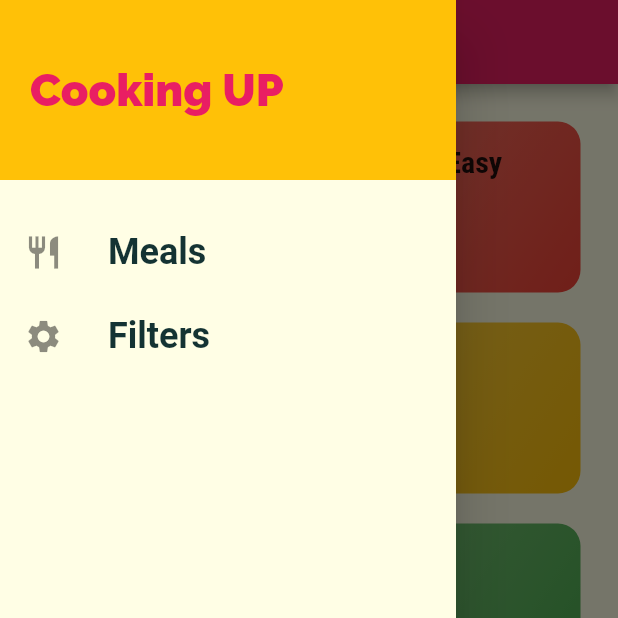
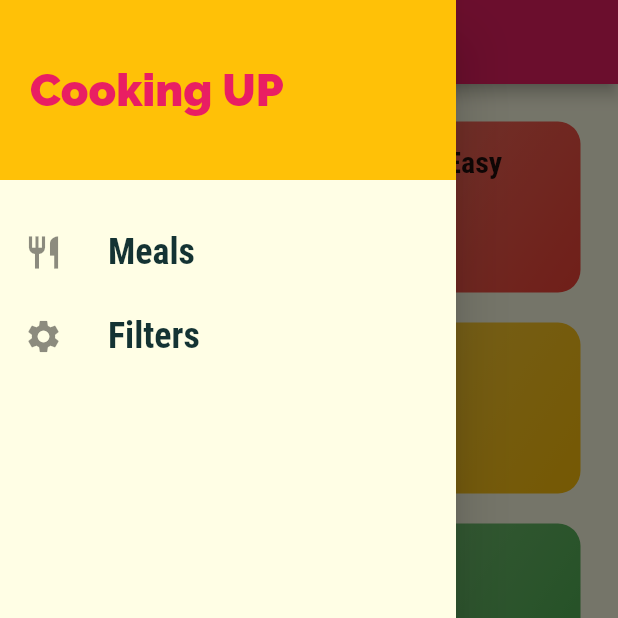
Before and after one commit to totolog-flutter/for-learning, a Flutter app: the screen it shows after launch, with the side drawer open, on a phone screen of 412 x 824 dp, the top half of it. Run offline on Flutter 3.47's test engine with Material 2 defaults, Android fonts, the phone set to English and light mode, and no system bars; Roboto replaces fonts that are missing (RobotoCondended).

Commit message:
add: 177

```diff
--- a/lib/main.dart
+++ b/lib/main.dart
@@ -1,4 +1,5 @@
 import 'package:flutter/material.dart';
+import 'screens/filter_screen.dart';
 import 'screens/tabs_screen.dart';
 import 'screens/meal_detail_screen.dart';
 import 'screens/category_meals_screen.dart';
@@ -44,6 +45,7 @@ class MyApp extends StatelessWidget {
         '/': (context) => TabsScreen(),
         CategoryMealsScreen.routeName: (context) => CategoryMealsScreen(),
         MealDetailScreen.routeName: (context) => MealDetailScreen(),
+        FilterScreen.routeName: (context) => FilterScreen()
       },
       onGenerateRoute: (settings) {
         print(settings.arguments);
--- a/lib/widgets/main_drawer.dart
+++ b/lib/widgets/main_drawer.dart
@@ -1,7 +1,9 @@
 import 'package:flutter/material.dart';
 
+import '../screens/filter_screen.dart';
+
 class MainDrawer extends StatelessWidget {
-  Widget buildListTile(String title, IconData icon) {
+  Widget buildListTile(String title, IconData icon, VoidCallback tapHandler) {
     return ListTile(
       leading: Icon(
         icon,
@@ -10,11 +12,11 @@ class MainDrawer extends StatelessWidget {
       title: Text(
         title,
         style: TextStyle(
-            fontFamily: 'RobotoCondended',
+            fontFamily: 'RobotoCondensed',
             fontSize: 24,
             fontWeight: FontWeight.bold),
       ),
-      onTap: () {},
+      onTap: tapHandler,
     );
   }
 
@@ -41,8 +43,14 @@ class MainDrawer extends StatelessWidget {
           SizedBox(
             height: 20,
           ),
-          buildListTile('Meals', Icons.restaurant),
-          buildListTile('Filters', Icons.settings),
+          buildListTile(
+            'Meals',
+            Icons.restaurant,
+            () => Navigator.of(context).pushReplacementNamed('/'),
+          ),
+          buildListTile('Filters', Icons.settings, () {
+            Navigator.of(context).pushNamed(FilterScreen.routeName);
+          }),
         ],
       ),
     );
```
Also changed, not shown: lib/screens/filter_screen.dart (added, +20 -0 lines).
